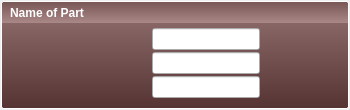
Old version of the form panel_single.ui in the repository sdao/mannequin.
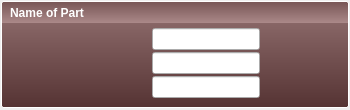
New version of the form.

Diff of the .ui file:
```diff
--- a/panel_single.ui
+++ b/panel_single.ui
@@ -52,7 +52,7 @@
 	/*background-color: qlineargradient(x1: 0, y1: 0, x2: 0, y2: 1, stop: 0 #567, stop: 0.2 #89a, stop: 0.2001 #678, stop: 1 #345);*/
 	/*background-color: qlineargradient(x1: 0, y1: 0, x2: 0, y2: 1, stop: 0 #675, stop: 0.2 #9a8, stop: 0.2001 #786, stop: 1 #453);*/
 	background-color: qlineargradient(x1: 0, y1: 0, x2: 0, y2: 1, stop: 0 #755, stop: 0.2 #a88, stop: 0.2001 #866, stop: 1 #533);
-	margin: 1px;
+	margin: 1px 1px 2px 1px;
 	font: bold;
 	color: white;
 	border-radius: 2px;
```
